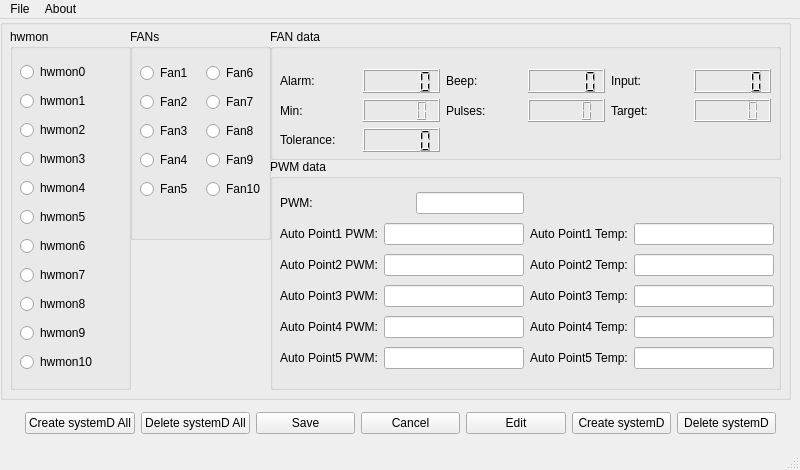
First picture: the form in mainwindow.ui, repository amedeos/ControlFANs, before the edit.
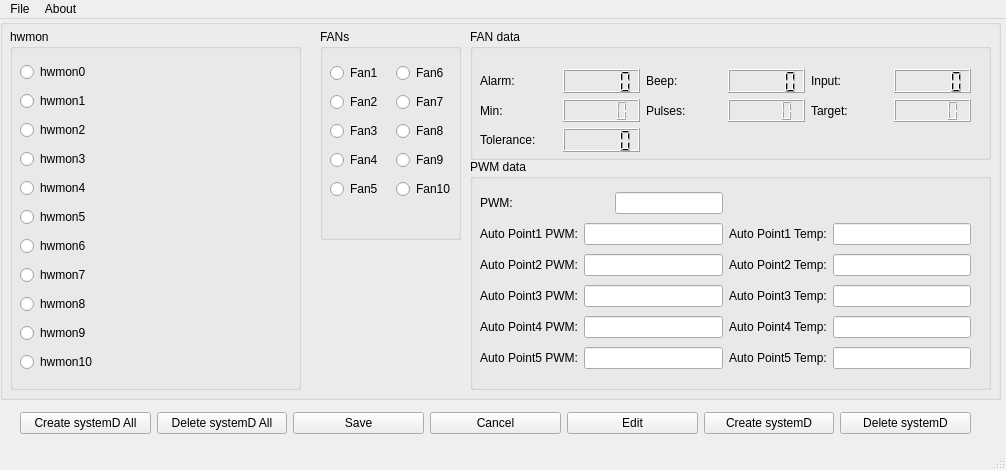
Second picture: the form after the edit. Icons and pictures are not drawn.

```diff
--- a/mainwindow.ui
+++ b/mainwindow.ui
@@ -6,12 +6,12 @@
    <rect>
     <x>0</x>
     <y>0</y>
-    <width>800</width>
+    <width>1006</width>
     <height>470</height>
    </rect>
   </property>
   <property name="sizePolicy">
-   <sizepolicy hsizetype="Preferred" vsizetype="Preferred">
+   <sizepolicy hsizetype="Fixed" vsizetype="Fixed">
     <horstretch>0</horstretch>
     <verstretch>0</verstretch>
    </sizepolicy>
@@ -29,7 +29,7 @@
      <rect>
       <x>0</x>
       <y>0</y>
-      <width>791</width>
+      <width>1001</width>
       <height>381</height>
      </rect>
     </property>
@@ -41,7 +41,7 @@
       <rect>
        <x>10</x>
        <y>10</y>
-       <width>121</width>
+       <width>291</width>
        <height>361</height>
       </rect>
      </property>
@@ -53,7 +53,7 @@
        <rect>
         <x>10</x>
         <y>30</y>
-        <width>104</width>
+        <width>281</width>
         <height>326</height>
        </rect>
       </property>
@@ -141,7 +141,7 @@
     <widget class="QGroupBox" name="fangroupBox">
      <property name="geometry">
       <rect>
-       <x>130</x>
+       <x>320</x>
        <y>10</y>
        <width>141</width>
        <height>211</height>
@@ -236,9 +236,9 @@
     <widget class="QGroupBox" name="fanDatagroupBox">
      <property name="geometry">
       <rect>
-       <x>270</x>
+       <x>470</x>
        <y>10</y>
-       <width>511</width>
+       <width>521</width>
        <height>131</height>
       </rect>
      </property>
@@ -331,9 +331,9 @@
     <widget class="QGroupBox" name="pwmDatagroupBox">
      <property name="geometry">
       <rect>
-       <x>270</x>
+       <x>470</x>
        <y>140</y>
-       <width>511</width>
+       <width>521</width>
        <height>231</height>
       </rect>
      </property>
@@ -345,7 +345,7 @@
        <rect>
         <x>10</x>
         <y>30</y>
-        <width>494</width>
+        <width>491</width>
         <height>188</height>
        </rect>
       </property>
@@ -511,9 +511,9 @@
    <widget class="QWidget" name="layoutWidget">
     <property name="geometry">
      <rect>
-      <x>25</x>
+      <x>20</x>
       <y>390</y>
-      <width>751</width>
+      <width>951</width>
       <height>28</height>
      </rect>
     </property>
@@ -575,7 +575,7 @@
     <rect>
      <x>0</x>
      <y>0</y>
-     <width>800</width>
+     <width>1006</width>
      <height>22</height>
     </rect>
    </property>
```
